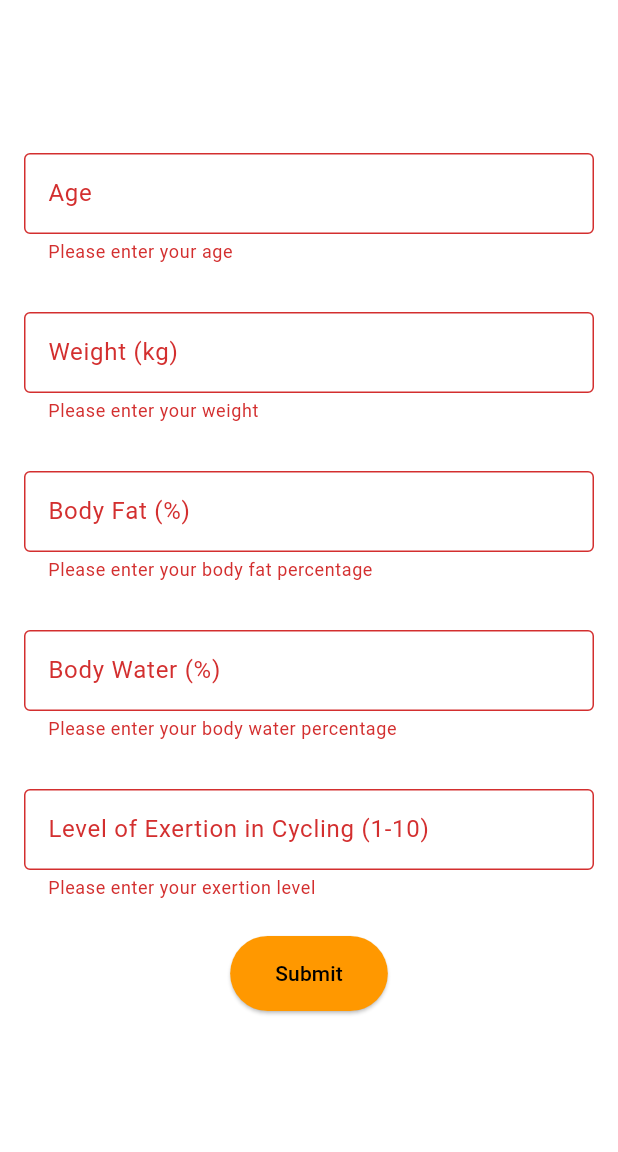
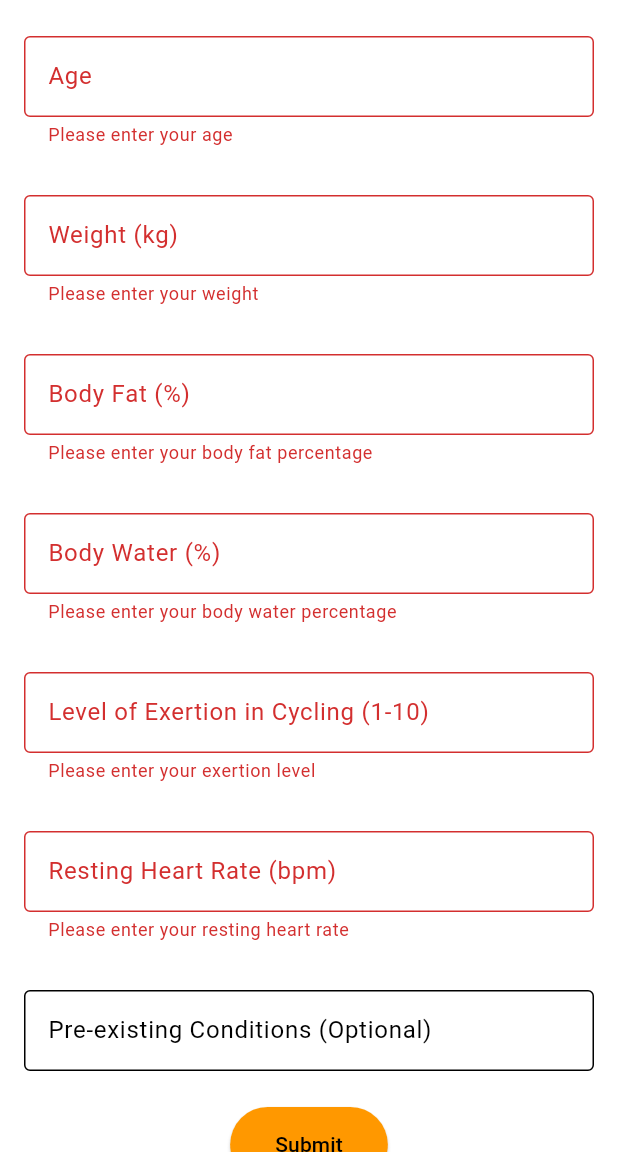
Before and after one commit to 1Jerome23/FitRide, a Flutter app: the QuestionPage screen opened by its route, after a tap on "Submit", on a phone screen of 412 x 824 dp, the part 84-1236 px from its top. Run offline on Flutter 3.47's test engine with Material 3 defaults, Android fonts, the phone set to English and light mode, and no system bars; our stand-ins replace cloud_firestore, firebase_auth, firebase_core, font_awesome_flutter, geolocator, google_fonts and 6 more; accounts and stored records are empty.

Commit message:
updated questionnaire and user data module

```diff
--- a/fitride/lib/pages/UserDataModule.dart
+++ b/fitride/lib/pages/UserDataModule.dart
@@ -36,7 +36,8 @@ class _FitRidePageState extends State<FitRidePage> {
   String bodyWater = "-";
   String exertionLevel = "-";
   String age = "-";
-
+  String restingHeartRate = "-";
+  String preExistingConditions = "-";
   @override
   void initState() {
     super.initState();
@@ -79,6 +80,10 @@ class _FitRidePageState extends State<FitRidePage> {
           bodyFat = userDoc['bodyFat']?.toString() ?? "-";
           bodyWater = userDoc['bodyWater']?.toString() ?? "-";
           exertionLevel = userDoc['exertionLevel']?.toString() ?? "-";
+          restingHeartRate = userDoc['restingHeartRate']?.toString() ??
+              "-"; // Fetch resting heart rate
+          preExistingConditions = userDoc['preExistingConditions'] ??
+              "-"; // Fetch pre-existing conditions
         });
       } else {
         setState(() {
@@ -87,6 +92,8 @@ class _FitRidePageState extends State<FitRidePage> {
           bodyFat = "No data found";
           bodyWater = "No data found";
           exertionLevel = "No data found";
+          restingHeartRate = "No data found"; // Default value
+          preExistingConditions = "No data found"; // Default value
         });
       }
     } catch (e) {
@@ -96,6 +103,8 @@ class _FitRidePageState extends State<FitRidePage> {
         bodyFat = "Error fetching data";
         bodyWater = "Error fetching data";
         exertionLevel = "Error fetching data";
+        restingHeartRate = "Error fetching data"; // Error handling
+        preExistingConditions = "Error fetching data"; // Error handling
       });
       print("Error fetching user data: $e");
     }
@@ -111,6 +120,10 @@ class _FitRidePageState extends State<FitRidePage> {
         TextEditingController(text: bodyWater);
     TextEditingController exertionController =
         TextEditingController(text: exertionLevel);
+    TextEditingController restingHeartRateController =
+        TextEditingController(text: restingHeartRate); // New controller
+    TextEditingController preExistingConditionsController =
+        TextEditingController(text: preExistingConditions); // New controller
 
     showDialog(
       context: context,
@@ -129,6 +142,10 @@ class _FitRidePageState extends State<FitRidePage> {
                 _buildEditField("Body Fat (%)", bodyFatController),
                 _buildEditField("Body Water (%)", bodyWaterController),
                 _buildEditField("Exertion Level (1-10)", exertionController),
+                _buildEditField("Resting Heart Rate",
+                    restingHeartRateController), // New field
+                _buildEditField("Pre-existing Conditions",
+                    preExistingConditionsController), // New field
               ],
             ),
           ),
@@ -170,8 +187,12 @@ class _FitRidePageState extends State<FitRidePage> {
                       'weight': double.tryParse(weightController.text),
                       'bodyFat': double.tryParse(bodyFatController.text),
                       'bodyWater': double.tryParse(bodyWaterController.text),
-                      'exertionLevel':
-                          exertionLevelValue, // Use validated value
+                      'exertionLevel': exertionLevelValue,
+                      'restingHeartRate': int.tryParse(
+                          restingHeartRateController
+                              .text), // Save resting heart rate
+                      'preExistingConditions': preExistingConditionsController
+                          .text, // Save pre-existing conditions
                     });
 
                     // Update local state
@@ -181,6 +202,10 @@ class _FitRidePageState extends State<FitRidePage> {
                       bodyFat = bodyFatController.text;
                       bodyWater = bodyWaterController.text;
                       exertionLevel = exertionController.text;
+                      restingHeartRate = restingHeartRateController
+                          .text; // Update resting heart rate
+                      preExistingConditions = preExistingConditionsController
+                          .text; // Update pre-existing conditions
                     });
 
                     Navigator.pop(context);
@@ -236,10 +261,10 @@ class _FitRidePageState extends State<FitRidePage> {
             );
           },
         ),
-        title: Text(
-          'FitRide',
-          style: GoogleFonts.roboto(color: Colors.orange, fontSize: 24),
-        ),
+        // title: Text(
+        //   'FitRide',
+        //   style: GoogleFonts.roboto(color: Colors.orange, fontSize: 24),
+        // ),
         backgroundColor: Colors.black,
         actions: [
           Icon(Icons.pedal_bike, color: Colors.orange, size: 28),
@@ -337,6 +362,10 @@ class _FitRidePageState extends State<FitRidePage> {
                       _buildDataRow("Body Fat", "$bodyFat %"),
                       _buildDataRow("Body Water", "$bodyWater %"),
                       _buildDataRow("Exertion Level", exertionLevel),
+                      _buildDataRow("Resting Heart Rate",
+                          "$restingHeartRate bpm"), // New field
+                      _buildDataRow("Pre-existing Conditions",
+                          preExistingConditions), // New field
                     ],
                   ),
                 ),
--- a/fitride/lib/pages/question.dart
+++ b/fitride/lib/pages/question.dart
@@ -15,8 +15,11 @@ class _QuestionPageState extends State<QuestionPage> {
   final TextEditingController _weightController = TextEditingController();
   final TextEditingController _bodyFatController = TextEditingController();
   final TextEditingController _bodyWaterController = TextEditingController();
-  final TextEditingController _exertionController =
-      TextEditingController(); // New controller for exertion level
+  final TextEditingController _exertionController = TextEditingController();
+  final TextEditingController _restingHeartRateController =
+      TextEditingController(); // New controller for resting heart rate
+  final TextEditingController _preExistingConditionsController =
+      TextEditingController(); // New controller for pre-existing conditions
 
   @override
   void dispose() {
@@ -24,7 +27,9 @@ class _QuestionPageState extends State<QuestionPage> {
     _weightController.dispose();
     _bodyFatController.dispose();
     _bodyWaterController.dispose();
-    _exertionController.dispose(); // Dispose the new controller
+    _exertionController.dispose();
+    _restingHeartRateController.dispose(); // Dispose the new controller
+    _preExistingConditionsController.dispose(); // Dispose the new controller
     super.dispose();
   }
 
@@ -44,7 +49,12 @@ class _QuestionPageState extends State<QuestionPage> {
           : null;
       final exertionLevel = _exertionController.text.isNotEmpty
           ? int.tryParse(_exertionController.text)
-          : null; // Parse exertion level
+          : null;
+      final restingHeartRate = _restingHeartRateController.text.isNotEmpty
+          ? int.tryParse(_restingHeartRateController.text)
+          : null; // Parse resting heart rate
+      final preExistingConditions =
+          _preExistingConditionsController.text; // Get pre-existing conditions
 
       User? user = FirebaseAuth.instance.currentUser;
       if (user == null) {
@@ -65,7 +75,10 @@ class _QuestionPageState extends State<QuestionPage> {
           'weight': weight,
           'bodyFat': bodyFat,
           'bodyWater': bodyWater,
-          'exertionLevel': exertionLevel, // Add exertion level to Firestore
+          'exertionLevel': exertionLevel,
+          'restingHeartRate': restingHeartRate, // Add resting heart rate
+          'preExistingConditions':
+              preExistingConditions, // Add pre-existing conditions
           'timestamp': FieldValue.serverTimestamp(),
         });
 
@@ -256,6 +269,53 @@ class _QuestionPageState extends State<QuestionPage> {
                   ),
                   SizedBox(height: 16),
 
+                  // Resting Heart Rate Input
+                  Padding(
+                    padding: const EdgeInsets.symmetric(vertical: 8.0),
+                    child: TextFormField(
+                      controller: _restingHeartRateController,
+                      keyboardType: TextInputType.number,
+                      decoration: InputDecoration(
+                        labelText: 'Resting Heart Rate (bpm)',
+                        border: OutlineInputBorder(),
+                        filled: true,
+                        fillColor: Colors.white,
+                        contentPadding:
+                            EdgeInsets.symmetric(horizontal: 12, vertical: 15),
+                      ),
+                      style: TextStyle(color: Colors.black),
+                      validator: (value) {
+                        if (value == null || value.isEmpty) {
+                          return 'Please enter your resting heart rate';
+                        }
+                        final int? restingHeartRate = int.tryParse(value);
+                        if (restingHeartRate == null || restingHeartRate <= 0) {
+                          return 'Enter a valid resting heart rate';
+                        }
+                        return null;
+                      },
+                    ),
+                  ),
+                  SizedBox(height: 16),
+
+                  // Pre-existing Conditions Input (Optional)
+                  Padding(
+                    padding: const EdgeInsets.symmetric(vertical: 8.0),
+                    child: TextFormField(
+                      controller: _preExistingConditionsController,
+                      decoration: InputDecoration(
+                        labelText: 'Pre-existing Conditions (Optional)',
+                        border: OutlineInputBorder(),
+                        filled: true,
+                        fillColor: Colors.white,
+                        contentPadding:
+                            EdgeInsets.symmetric(horizontal: 12, vertical: 15),
+                      ),
+                      style: TextStyle(color: Colors.black),
+                    ),
+                  ),
+                  SizedBox(height: 16),
+
                   // Submit Button
                   ElevatedButton(
                     onPressed: _submitForm,
```
